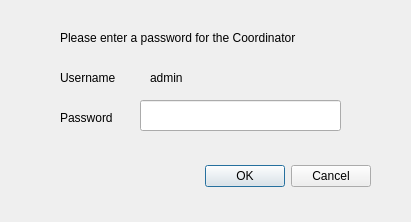
Above: src/view/coordPassword.ui from RachelSugar/cooper before the change. Below: the same form after it.
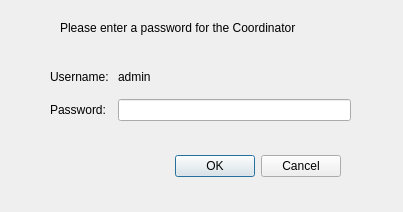
That is the form after the change.

```diff
--- a/src/view/coordPassword.ui
+++ b/src/view/coordPassword.ui
@@ -1,23 +1,44 @@
 <?xml version="1.0" encoding="UTF-8"?>
 <ui version="4.0">
- <class>setCoordinatorPassword</class>
- <widget class="QDialog" name="setCoordinatorPassword">
+ <class>coorPasswordWidget</class>
+ <widget class="QWidget" name="coorPasswordWidget">
+  <property name="windowModality">
+   <enum>Qt::WindowModal</enum>
+  </property>
   <property name="geometry">
    <rect>
     <x>0</x>
     <y>0</y>
-    <width>411</width>
-    <height>222</height>
+    <width>403</width>
+    <height>212</height>
    </rect>
   </property>
+  <property name="sizePolicy">
+   <sizepolicy hsizetype="Fixed" vsizetype="Fixed">
+    <horstretch>0</horstretch>
+    <verstretch>0</verstretch>
+   </sizepolicy>
+  </property>
+  <property name="minimumSize">
+   <size>
+    <width>403</width>
+    <height>212</height>
+   </size>
+  </property>
+  <property name="maximumSize">
+   <size>
+    <width>403</width>
+    <height>212</height>
+   </size>
+  </property>
   <property name="windowTitle">
    <string>Set Password</string>
   </property>
   <widget class="QDialogButtonBox" name="buttonBox">
    <property name="geometry">
     <rect>
-     <x>30</x>
-     <y>160</y>
+     <x>0</x>
+     <y>150</y>
      <width>341</width>
      <height>32</height>
     </rect>
@@ -29,11 +50,47 @@
     <set>QDialogButtonBox::Cancel|QDialogButtonBox::Ok</set>
    </property>
   </widget>
+  <widget class="QWidget" name="layoutWidget">
+   <property name="geometry">
+    <rect>
+     <x>50</x>
+     <y>60</y>
+     <width>301</width>
+     <height>61</height>
+    </rect>
+   </property>
+   <layout class="QGridLayout" name="gridLayout">
+    <item row="0" column="0">
+     <widget class="QLabel" name="label_2">
+      <property name="text">
+       <string>Username: </string>
+      </property>
+     </widget>
+    </item>
+    <item row="0" column="1">
+     <widget class="QLabel" name="label_4">
+      <property name="text">
+       <string>admin</string>
+      </property>
+     </widget>
+    </item>
+    <item row="1" column="0">
+     <widget class="QLabel" name="label_3">
+      <property name="text">
+       <string>Password: </string>
+      </property>
+     </widget>
+    </item>
+    <item row="1" column="1">
+     <widget class="QLineEdit" name="coorPasswordBox"/>
+    </item>
+   </layout>
+  </widget>
   <widget class="QLabel" name="label">
    <property name="geometry">
     <rect>
      <x>60</x>
-     <y>30</y>
+     <y>20</y>
      <width>301</width>
      <height>16</height>
     </rect>
@@ -42,55 +99,6 @@
     <string>Please enter a password for the Coordinator</string>
    </property>
   </widget>
-  <widget class="QLabel" name="label_2">
-   <property name="geometry">
-    <rect>
-     <x>60</x>
-     <y>70</y>
-     <width>61</width>
-     <height>16</height>
-    </rect>
-   </property>
-   <property name="text">
-    <string>Username</string>
-   </property>
-  </widget>
-  <widget class="QLabel" name="label_3">
-   <property name="geometry">
-    <rect>
-     <x>60</x>
-     <y>110</y>
-     <width>61</width>
-     <height>16</height>
-    </rect>
-   </property>
-   <property name="text">
-    <string>Password</string>
-   </property>
-  </widget>
-  <widget class="QLineEdit" name="coorPasswordBox">
-   <property name="geometry">
-    <rect>
-     <x>140</x>
-     <y>100</y>
-     <width>201</width>
-     <height>31</height>
-    </rect>
-   </property>
-  </widget>
-  <widget class="QLabel" name="label_4">
-   <property name="geometry">
-    <rect>
-     <x>150</x>
-     <y>70</y>
-     <width>61</width>
-     <height>16</height>
-    </rect>
-   </property>
-   <property name="text">
-    <string>admin</string>
-   </property>
-  </widget>
  </widget>
  <resources/>
  <connections>
```
Left out of the diff: 37 changed lines with no effect on the pictures.
